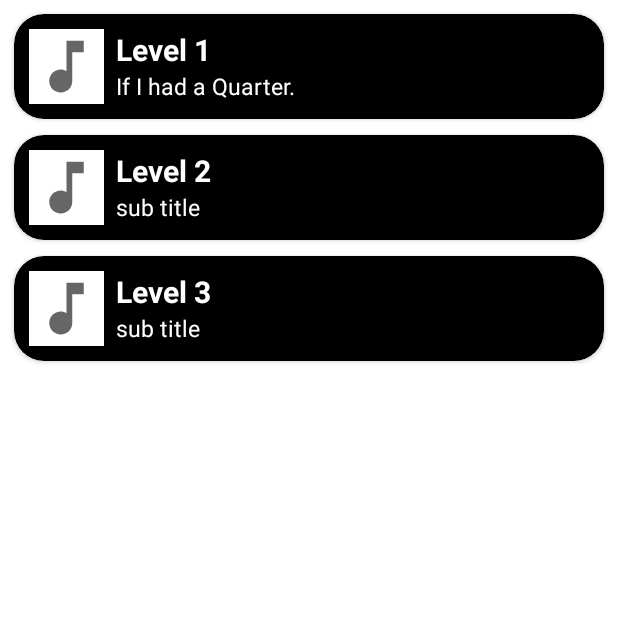
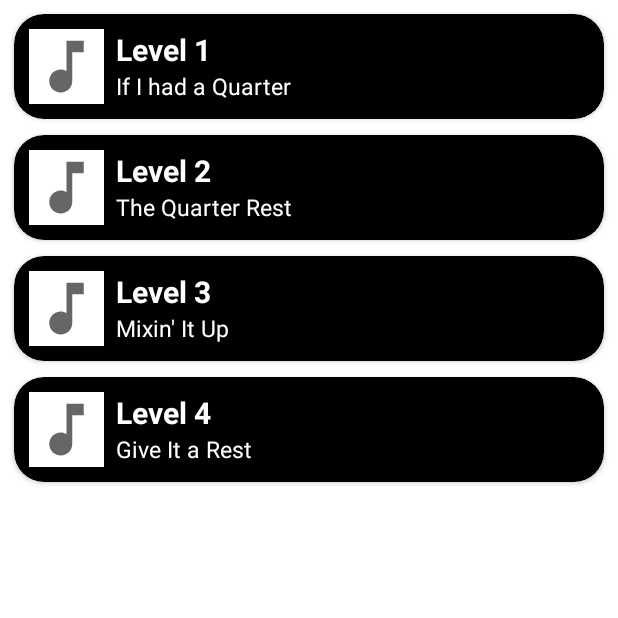
Before and after one commit to maanasanarayan/BeatBeat_FinalProject_CS5520, an Android app: the LevelSelector screen opened directly, with no data from a screen before it, on a phone screen of 412 x 824 dp, the top half of it. Run offline under Robolectric (Android 15) with nearby library versions, the phone set to English and light mode, and no system bars.

Commit message:
ChallengeGenerator functional, added level 4

```diff
--- a/app/src/main/java/edu/neu/madcourse/beatbeat_team22/LevelSelector.java
+++ b/app/src/main/java/edu/neu/madcourse/beatbeat_team22/LevelSelector.java
@@ -39,14 +39,14 @@ public class LevelSelector extends AppCompatActivity {
 
     public void createLevelSelectorList() {
         levelSelectorList = new ArrayList<>();
-        levelSelectorList.add(new LevelSelectorItem(R.drawable.ic_baseline_music_note_24, "Level 1", "If I had a Quarter."));
-        levelSelectorList.add(new LevelSelectorItem(R.drawable.ic_baseline_music_note_24, "Level 2", "sub title"));
-        levelSelectorList.add(new LevelSelectorItem(R.drawable.ic_baseline_music_note_24, "Level 3", "sub title"));
+        levelSelectorList.add(new LevelSelectorItem(R.drawable.ic_baseline_music_note_24, "Level 1", "If I had a Quarter"));
+        levelSelectorList.add(new LevelSelectorItem(R.drawable.ic_baseline_music_note_24, "Level 2", "The Quarter Rest"));
+        levelSelectorList.add(new LevelSelectorItem(R.drawable.ic_baseline_music_note_24, "Level 3", "Mixin' It Up"));
+        levelSelectorList.add(new LevelSelectorItem(R.drawable.ic_baseline_music_note_24, "Level 4", "Give It a Rest"));
     }
 
     public void changeItem(int position, String text, boolean levelEnabled, CardView cardView) {
         if (levelEnabled) {
-
             levelSelectorList.get(position).changeText1(text);
             cardView.setCardBackgroundColor(Color.BLACK);
         }
@@ -73,39 +73,4 @@ public class LevelSelector extends AppCompatActivity {
 
         });
     }
-
-//    public void onClick(View view) {
-//        switch (view.getId()) {
-//            case R.id.level1:
-//                //openlevel  activity
-//                break;
-//            case R.id.level2:
-//                //openlevel  activity
-//                break;
-//            case R.id.level3:
-//                //openlevel  activity
-//                break;
-//            case R.id.level4:
-//                //openlevel  activity
-//                break;
-//            case R.id.level5:
-//                //openlevel  activity
-//                break;
-//            case R.id.level6:
-//                //openlevel  activity
-//                break;
-//            case R.id.level7:
-//                //openlevel  activity
-//                break;
-//            case R.id.level8:
-//                //openlevel  activity
-//                break;
-//            case R.id.level9:
-//                //openlevel  activity
-//                break;
-//            case R.id.level10:
-//                //openlevel  activity
-//                break;
-//        }
-//    }
 }
--- a/app/src/main/java/edu/neu/madcourse/beatbeat_team22/MainChallengeActivity.java
+++ b/app/src/main/java/edu/neu/madcourse/beatbeat_team22/MainChallengeActivity.java
@@ -63,6 +63,7 @@ public class MainChallengeActivity extends AppCompatActivity {
         currLevel = (Integer) getIntent().getSerializableExtra("level");
         challengeGenerator = new ChallengeGenerator(currLevel);
         challenge = challengeGenerator.buildChallenge();
+        Log.d("levelAfterGenerate", String.valueOf(challenge.getNonHighlightedNotes()));
         countdown = new Countdown();
     }
 
@@ -110,7 +111,7 @@ public class MainChallengeActivity extends AppCompatActivity {
             highlightedNotes.get(i).setImageResource(challenge.getHighlightedNotesList().get(i));
             countdownImageViews.get(i).setImageResource(countdown.getImagesList().get(i));
         }
-        Log.d("noteList", String.valueOf(challenge.getNonHighlightedNotes()));
+        Log.d("noteList level", String.valueOf(challenge.getNonHighlightedNotes()));
     }
 
     private void runChallenge() throws InterruptedException {
@@ -263,5 +264,7 @@ public class MainChallengeActivity extends AppCompatActivity {
         setStartButton();
         score = 0; // temp
         Log.d("redo", String.valueOf(repeatCount));
+        Toast.makeText(getApplicationContext(),
+                "Level " + String.valueOf(currLevel) + " reset", Toast.LENGTH_SHORT).show();
     }
 }
```
Also changed, not shown: app/src/main/java/edu/neu/madcourse/beatbeat_team22/ChallengeGenerator.java (+22 -2 lines).
